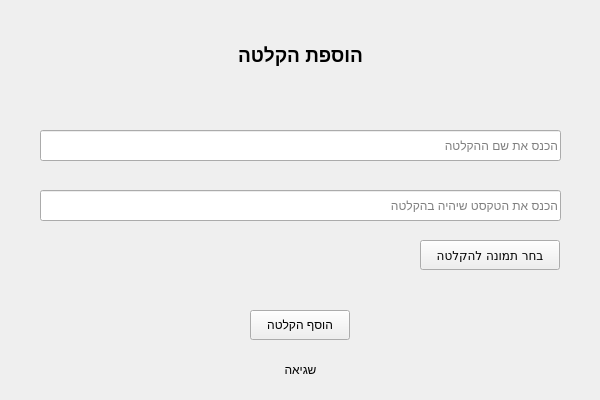
shlomi1074/CommunicationBoard_Prototype, file UI/AddRecordingScreen.ui: the form before one commit.
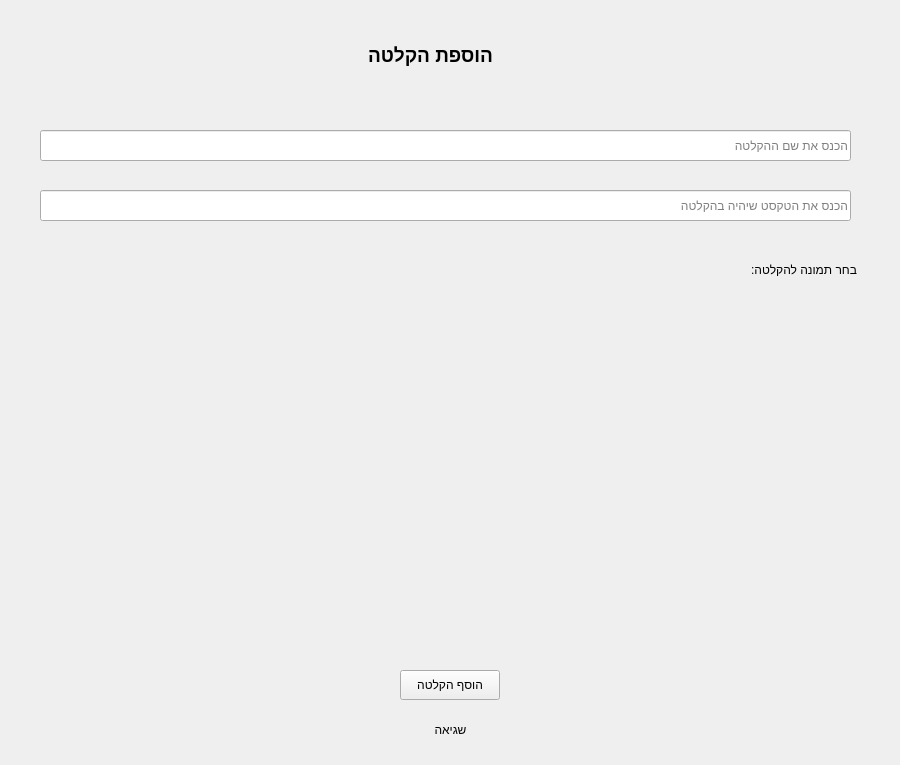
The form after the commit. Icons and pictures are not drawn.

Patch:
```diff
--- a/UI/AddRecordingScreen.ui
+++ b/UI/AddRecordingScreen.ui
@@ -6,8 +6,8 @@
    <rect>
     <x>0</x>
     <y>0</y>
-    <width>600</width>
-    <height>400</height>
+    <width>900</width>
+    <height>765</height>
    </rect>
   </property>
   <property name="windowTitle">
@@ -23,7 +23,7 @@
      <rect>
       <x>40</x>
       <y>130</y>
-      <width>521</width>
+      <width>811</width>
       <height>31</height>
      </rect>
     </property>
@@ -36,7 +36,7 @@
      <rect>
       <x>40</x>
       <y>190</y>
-      <width>521</width>
+      <width>811</width>
       <height>31</height>
      </rect>
     </property>
@@ -47,7 +47,7 @@
    <widget class="QLabel" name="label">
     <property name="geometry">
      <rect>
-      <x>200</x>
+      <x>330</x>
       <y>40</y>
       <width>201</width>
       <height>31</height>
@@ -67,29 +67,11 @@
      <set>Qt::AlignCenter</set>
     </property>
    </widget>
-   <widget class="QPushButton" name="pushButton">
-    <property name="geometry">
-     <rect>
-      <x>420</x>
-      <y>240</y>
-      <width>140</width>
-      <height>30</height>
-     </rect>
-    </property>
-    <property name="font">
-     <font>
-      <family>MV Boli</family>
-     </font>
-    </property>
-    <property name="text">
-     <string>בחר תמונה להקלטה</string>
-    </property>
-   </widget>
    <widget class="QPushButton" name="AddRecorButton">
     <property name="geometry">
      <rect>
-      <x>250</x>
-      <y>310</y>
+      <x>400</x>
+      <y>670</y>
       <width>100</width>
       <height>30</height>
      </rect>
@@ -101,8 +83,8 @@
    <widget class="QLabel" name="ErrorMsgLabel">
     <property name="geometry">
      <rect>
-      <x>40</x>
-      <y>360</y>
+      <x>190</x>
+      <y>720</y>
       <width>521</width>
       <height>20</height>
      </rect>
@@ -114,6 +96,45 @@
      <set>Qt::AlignCenter</set>
     </property>
    </widget>
+   <widget class="QLabel" name="label_3">
+    <property name="geometry">
+     <rect>
+      <x>736</x>
+      <y>260</y>
+      <width>121</width>
+      <height>20</height>
+     </rect>
+    </property>
+    <property name="font">
+     <font>
+      <pointsize>9</pointsize>
+     </font>
+    </property>
+    <property name="frameShape">
+     <enum>QFrame::NoFrame</enum>
+    </property>
+    <property name="text">
+     <string>בחר תמונה להקלטה:</string>
+    </property>
+   </widget>
+   <widget class="QLabel" name="selectedIcon">
+    <property name="geometry">
+     <rect>
+      <x>620</x>
+      <y>260</y>
+      <width>121</width>
+      <height>20</height>
+     </rect>
+    </property>
+    <property name="font">
+     <font>
+      <pointsize>9</pointsize>
+     </font>
+    </property>
+    <property name="text">
+     <string/>
+    </property>
+   </widget>
   </widget>
  </widget>
  <resources/>
```
